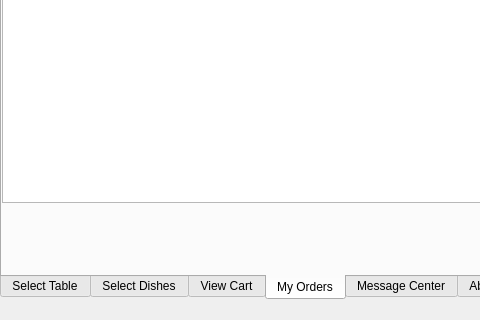
First picture: the form in guestwindow.ui, repository zrd96/restaurant, before the edit; both pictures show x 0 to 480 and y 580 to 900 of the 1200 by 900 pixel window.
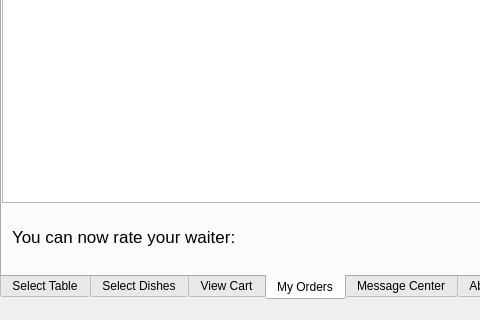
Second picture: the form after the edit. The open tabs and pages were chosen to show the change.

Commit message: added class Rate

Diff of the .ui file:
```diff
--- a/guestwindow.ui
+++ b/guestwindow.ui
@@ -453,6 +453,24 @@
        <string>Check Out</string>
       </property>
      </widget>
+     <widget class="QLabel" name="rateClerkNote">
+      <property name="geometry">
+       <rect>
+        <x>10</x>
+        <y>790</y>
+        <width>250</width>
+        <height>50</height>
+       </rect>
+      </property>
+      <property name="font">
+       <font>
+        <pointsize>13</pointsize>
+       </font>
+      </property>
+      <property name="text">
+       <string>You can now rate your waiter: </string>
+      </property>
+     </widget>
     </widget>
     <widget class="QWidget" name="msgTab">
      <attribute name="title">
```
Left out of the diff: 15 changed lines with no effect on the pictures. The commit also changes 15 other files.
